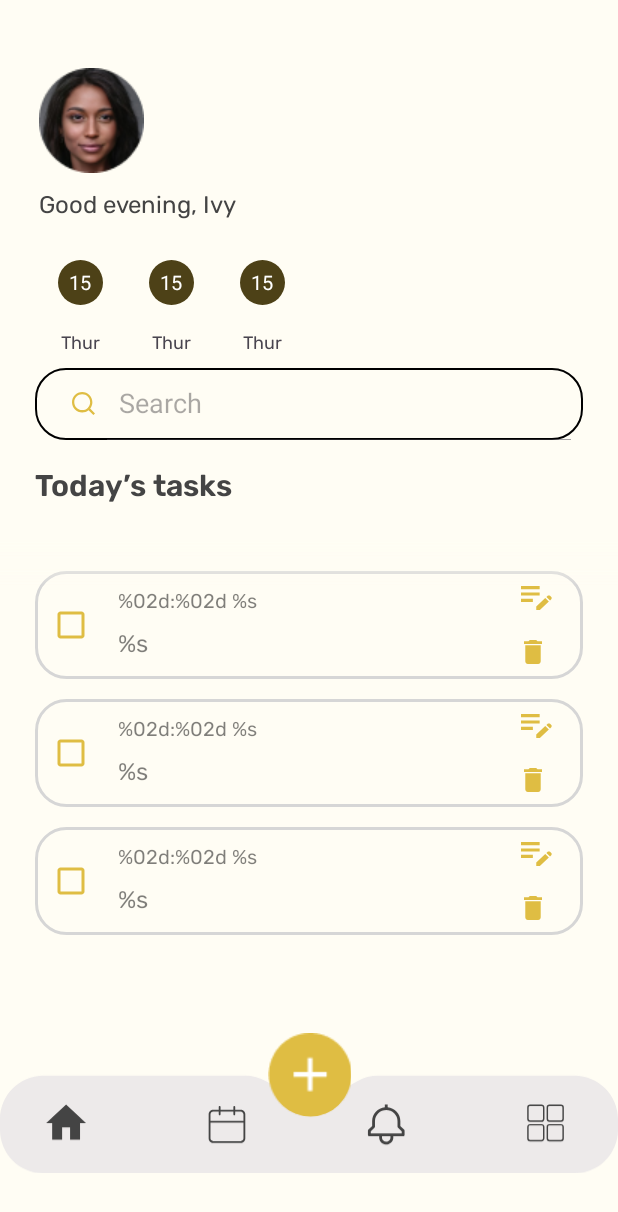
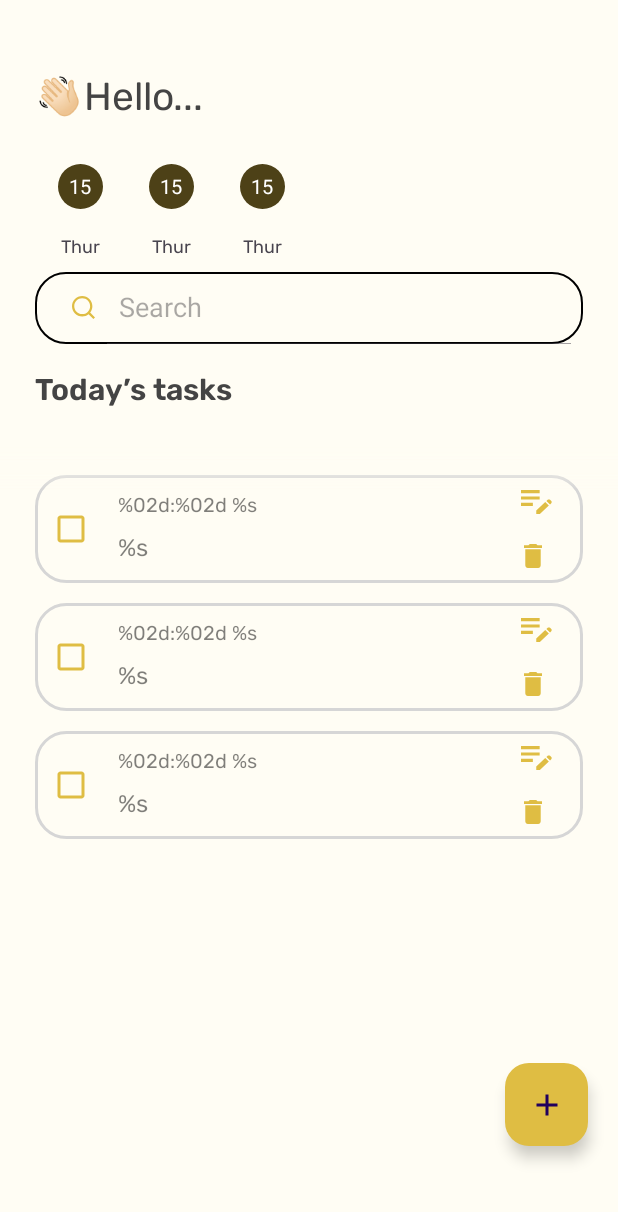
Before and after one commit to ShahzodbekDev/to-do-list, an Android app: the layout activity_main.xml on its own in the app's theme, with its tools: preview values and no code run, on a phone screen of 412 x 824 dp. Shown: the top 1212 px of the screen. Run offline under Robolectric (Android 15) with nearby library versions, the phone set to English and light mode, and no system bars.

Commit message:
To-Do List

```diff
--- a/app/src/main/java/com/example/todolist/Adapters/CalendarAdapter.kt
+++ b/app/src/main/java/com/example/todolist/Adapters/CalendarAdapter.kt
@@ -46,11 +46,10 @@ class CalendarAdapter(
 
             holder.dayNumber.layoutParams.width = 80
             holder.dayNumber.layoutParams.height = 80
-            holder.dayNumber.setPadding(0,10,0,0)
+            holder.dayNumber.setPadding(0, 10, 0, 0)
             holder.dayName.setTextColor(Color.parseColor("#DFBD43"))
 
         }
-
 
 
     }
--- a/app/src/main/java/com/example/todolist/SQLiteDatabase/TasksSQLiteHelper.kt
+++ b/app/src/main/java/com/example/todolist/SQLiteDatabase/TasksSQLiteHelper.kt
@@ -4,7 +4,7 @@ import android.content.Context
 import android.database.sqlite.SQLiteDatabase
 import android.database.sqlite.SQLiteOpenHelper
 
-class TasksSQLiteHelper(context: Context):SQLiteOpenHelper(context,"my.db",null,3) {
+class TasksSQLiteHelper(context: Context) : SQLiteOpenHelper(context, "my.db", null, 3) {
 
     companion object {
 
@@ -14,7 +14,6 @@ class TasksSQLiteHelper(context: Context):SQLiteOpenHelper(context,"my.db",null,
         const val AddTimeHour = "AddTimeHour"
         const val AddTimeMinute = "AddTimeMinute"
         const val IsChecked = "isChecked"
-
 
 
     }
--- /dev/null
+++ b/app/src/main/res/drawable/add_update_btn_background.xml
@@ -0,0 +1,6 @@
+<?xml version="1.0" encoding="utf-8"?>
+<shape android:shape="oval" xmlns:android="http://schemas.android.com/apk/res/android">
+
+    <solid android:color="@color/chackBoxColor"/>
+
+</shape>
--- a/app/src/main/res/layout/activity_main.xml
+++ b/app/src/main/res/layout/activity_main.xml
@@ -6,42 +6,33 @@
     android:layout_width="match_parent"
     android:layout_height="match_parent"
     android:background="#F5FFFDF4"
-    android:paddingBottom="40dp"
     tools:context=".Activities.MainActivity">
 
-    <ImageView
-        android:id="@+id/user_avatar"
-        android:layout_width="70dp"
-        android:layout_height="70dp"
-        android:layout_marginStart="26dp"
-        android:layout_marginTop="45dp"
-        android:src="@drawable/user_avatar"
-        app:layout_constraintStart_toStartOf="parent"
-        app:layout_constraintTop_toTopOf="parent"
-       />
 
     <TextView
         android:id="@+id/goodEvening"
         android:layout_width="wrap_content"
         android:layout_height="wrap_content"
-        android:layout_marginTop="9dp"
+        android:layout_marginStart="23dp"
+        android:layout_marginTop="45dp"
         android:fontFamily="@font/rubik"
-        android:text="@string/home_good_evening"
+        android:text="@string/home_hello"
         android:textColor="@color/text_color"
-        android:textSize="16sp"
-        app:layout_constraintStart_toStartOf="@+id/user_avatar"
-        app:layout_constraintTop_toBottomOf="@+id/user_avatar" />
+        android:textSize="26sp"
+        app:layout_constraintStart_toStartOf="parent"
+        app:layout_constraintTop_toTopOf="parent" />
 
 
     <androidx.recyclerview.widget.RecyclerView
         android:id="@+id/recyclerView"
         android:layout_width="match_parent"
         android:layout_height="85dp"
-        android:layout_marginHorizontal="23dp"
         android:layout_marginTop="10dp"
+        android:clipChildren="true"
+        android:clipToPadding="false"
+        android:orientation="horizontal"
         android:overScrollMode="never"
-        android:clipChildren="true"
-        android:orientation="horizontal"
+        android:paddingHorizontal="23dp"
         android:paddingTop="5dp"
         app:layoutManager="androidx.recyclerview.widget.LinearLayoutManager"
         app:layout_constraintTop_toBottomOf="@+id/goodEvening"
@@ -81,14 +72,13 @@
         android:id="@+id/search"
         android:layout_width="match_parent"
         android:layout_height="wrap_content"
-        app:layout_constraintTop_toBottomOf="@id/recyclerView"
-        android:focusableInTouchMode="false"
         android:layout_marginHorizontal="23dp"
         android:background="@drawable/search_bakground"
+        android:focusableInTouchMode="false"
         app:iconifiedByDefault="false"
-        app:searchIcon="@drawable/ic_search"
+        app:layout_constraintTop_toBottomOf="@id/recyclerView"
         app:queryHint="@string/search"
-       />
+        app:searchIcon="@drawable/ic_search" />
 
     <TextView
         android:id="@+id/todeyTasks"
@@ -106,17 +96,16 @@
         android:id="@+id/tasksView"
         android:layout_width="match_parent"
         android:layout_height="0dp"
+        android:layout_marginHorizontal="23dp"
         android:layout_marginTop="20dp"
-        android:layout_marginHorizontal="23dp"
         android:clipChildren="false"
         android:clipToPadding="false"
         android:overScrollMode="never"
         android:paddingTop="20dp"
+        android:paddingBottom="40dp"
+        app:layout_constraintBottom_toBottomOf="parent"
         app:layout_constraintTop_toBottomOf="@id/todeyTasks"
-        app:layout_constraintBottom_toTopOf="@id/imageView"
-        tools:listitem="@layout/tasks_item"
-        android:layout_marginBottom="-29dp"
-         />
+        tools:listitem="@layout/tasks_item" />
 
     <androidx.constraintlayout.widget.ConstraintLayout
         android:layout_width="match_parent"
@@ -127,26 +116,17 @@
         app:layout_constraintStart_toStartOf="parent"
         app:layout_constraintTop_toTopOf="@+id/tasksView" />
 
-    <ImageView
-        android:id="@+id/imageView"
-        android:layout_width="match_parent"
-        android:layout_height="wrap_content"
-        android:src="@drawable/navigation_bar"
-        app:layout_constraintBottom_toBottomOf="parent"
-        app:layout_constraintEnd_toEndOf="parent"
-        app:layout_constraintStart_toStartOf="parent"
-        />
 
-    <ImageButton
+    <com.google.android.material.floatingactionbutton.FloatingActionButton
         android:id="@+id/addTask"
         android:layout_width="55dp"
         android:layout_height="55dp"
-        android:src="@drawable/add_task_button"
-        android:background="#00FFFFFF"
-        app:layout_constraintEnd_toEndOf="parent"
-        app:layout_constraintStart_toStartOf="parent"
-        app:layout_constraintTop_toTopOf="@+id/imageView" />
-
+        android:layout_marginEnd="20dp"
+        android:layout_marginBottom="60dp"
+        android:src="@drawable/ic_addtask"
+        app:backgroundTint="@color/chackBoxColor"
+        app:layout_constraintBottom_toBottomOf="parent"
+        app:layout_constraintEnd_toEndOf="parent" />
 
 
 </androidx.constraintlayout.widget.ConstraintLayout>
--- a/app/src/main/res/layout/tasks_item.xml
+++ b/app/src/main/res/layout/tasks_item.xml
@@ -36,26 +36,26 @@
         android:layout_height="wrap_content"
         android:layout_marginStart="7dp"
         android:layout_marginTop="10dp"
+        android:fontFamily="@font/rubik"
+        android:textColor="#80000000"
+        android:textSize="13sp"
         app:layout_constraintStart_toEndOf="@id/checkBox"
-        tools:text="@string/add_task_time"
-        android:textSize="13sp"
-        android:textColor="#80000000"
-        android:fontFamily="@font/rubik"
-        app:layout_constraintTop_toTopOf="parent" />
+        app:layout_constraintTop_toTopOf="parent"
+        tools:text="@string/add_task_time" />
 
     <TextView
         android:id="@+id/taskText"
         android:layout_width="0dp"
         android:layout_height="wrap_content"
         android:layout_marginStart="7dp"
+        android:layout_marginEnd="20dp"
         android:layout_marginBottom="10dp"
+        android:ellipsize="end"
         android:fontFamily="@font/rubik"
+        android:maxLines="3"
+        android:singleLine="true"
         android:textColor="#80000000"
         android:textSize="16sp"
-        android:ellipsize="end"
-        android:maxLines="3"
-        android:singleLine="true"
-        android:layout_marginEnd="20dp"
         app:layout_constraintBottom_toBottomOf="parent"
         app:layout_constraintEnd_toStartOf="@+id/deleteBtn"
         app:layout_constraintStart_toEndOf="@id/checkBox"
@@ -66,14 +66,14 @@
         android:layout_width="0dp"
         android:layout_height="wrap_content"
         android:layout_marginStart="7dp"
+        android:layout_marginEnd="20dp"
         android:layout_marginBottom="10dp"
+        android:ellipsize="end"
         android:fontFamily="@font/rubik"
+        android:maxLines="3"
+        android:singleLine="true"
         android:textColor="#80000000"
         android:textSize="16sp"
-        android:ellipsize="end"
-        android:maxLines="3"
-        android:singleLine="true"
-        android:layout_marginEnd="20dp"
         android:visibility="gone"
         app:layout_constraintBottom_toBottomOf="parent"
         app:layout_constraintEnd_toStartOf="@+id/deleteBtn"
@@ -95,5 +95,4 @@
         app:layout_constraintTop_toBottomOf="@+id/uploadBtn" />
 
 
-
 </androidx.constraintlayout.widget.ConstraintLayout>
--- a/app/src/main/res/values/strings.xml
+++ b/app/src/main/res/values/strings.xml
@@ -1,6 +1,6 @@
 <resources>
     <string name="app_name">To do List</string>
-    <string name="home_good_evening">Good evening, Ivy</string>
+    <string name="home_hello">👋🏻Hello...</string>
     <string name="calendar_deys_name">Thur</string>
     <string name="today_s_tasks">Today’s tasks</string>
     <string name="search">Search</string>
@@ -11,5 +11,5 @@
     <string name="task_text">%s</string>
     <string name="task_text_strike"><strike>%s</strike></string>
     <string name="add_task_time">%02d:%02d %s</string>
-    <string name="update_task_title">Update</string>
+    <string name="update_task_title">text</string>
 </resources>
```
Also changed, not shown: app/src/main/java/com/example/todolist/Activities/MainActivity.kt (+18 -25 lines), app/src/main/java/com/example/todolist/Adapters/TasksAdapter.kt (+6 -6 lines), app/src/main/java/com/example/todolist/Models/TasksModel.kt (+7 -1 lines), app/src/main/java/com/example/todolist/SQLiteDatabase/TasksDbManager.kt (+3 -4 lines), app/src/main/res/layout/add_task_dialog_view.xml (+10 -7 lines), app/src/main/res/layout/update_dialog_view.xml (+25 -11 lines), app/src/main/res/drawable/ic_add.png (added), app/src/main/res/drawable/ic_addtask.xml (renamed from app/src/main/res/drawable/ic_add.xml), app/src/main/res/drawable/ic_update.png (added), 4 other files. Lines whose indentation alone changed are shown as unchanged.
